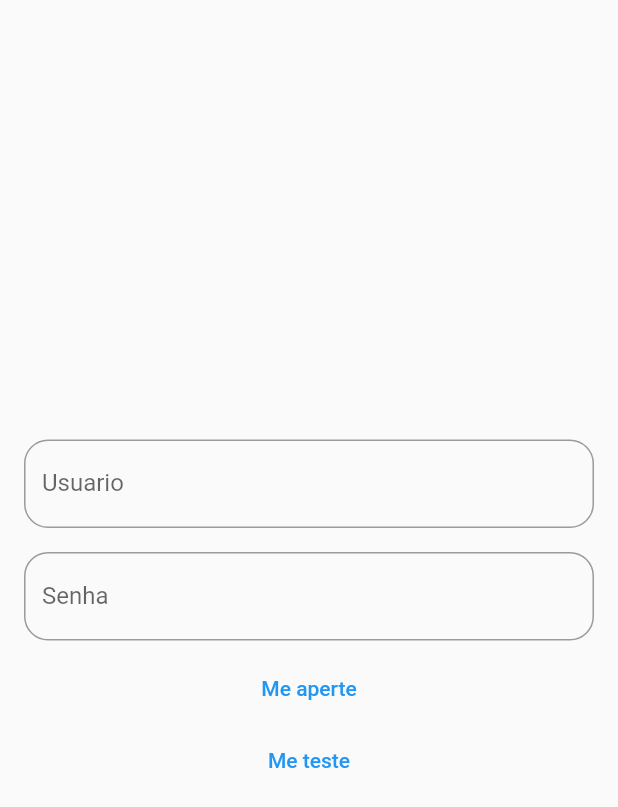
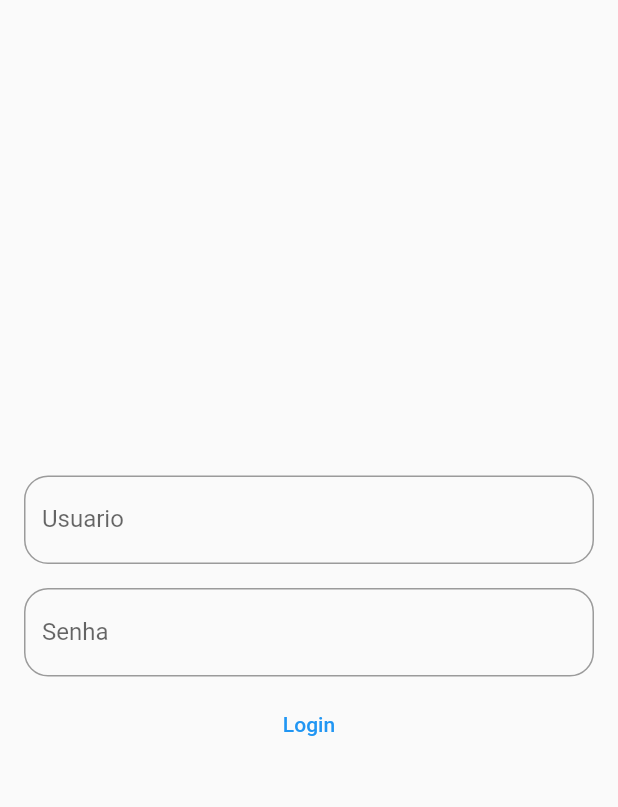
Before and after one commit to ElexandroTorres/Movie-App-Flutter, a Flutter app: the screen it shows after launch, on a phone screen of 412 x 824 dp. Shown: the top 807 px of the screen. Run offline on Flutter 3.47's test engine with Material 2 defaults, Android fonts, the phone set to English and light mode, and no system bars.

Commit message:
login page simple refactory

```diff
--- a/lib/app/login/ui/login_page.dart
+++ b/lib/app/login/ui/login_page.dart
@@ -14,9 +14,6 @@ class _LoginPageState extends State<LoginPage> {
 
   String? _userName;
   String? _userPassword;
-
-  //começar a brincar.
-  LoginViewModel _loginViewModel = LoginViewModel();
 
   @override
   void initState() {
@@ -102,10 +99,10 @@ class _LoginPageState extends State<LoginPage> {
                 obscureText: true,
               ),
               const SizedBox(height: 8.0),
-              provider.loginStatus == LoginStatus.loading
-                  ? Text('teste')
-                  : TextButton(
-                      onPressed: () {
+              TextButton(
+                onPressed: provider.loginStatus == LoginStatus.loading
+                    ? null
+                    : () {
                         bool isValid = _formKey.currentState!.validate();
                         if (!isValid) {
                           return;
@@ -113,22 +110,9 @@ class _LoginPageState extends State<LoginPage> {
 
                         _formKey.currentState!.save();
 
-                        print('email: $_userName');
-                        print('email: $_userPassword');
-
-                        //_loginViewModel.login(_userName!, _userPassword!);
                         provider.login(_userName!, _userPassword!);
-                        //print('Resultado: ${_loginViewModel.loginStatus}');
                       },
-                      child: Text('Me aperte'),
-                    ),
-              //botão de teste
-
-              TextButton(
-                onPressed: () {
-                  print('Resultado: ${_loginViewModel.loginStatus}');
-                },
-                child: Text('Me teste'),
+                child: Text('Login'),
               ),
             ],
           ),
--- a/lib/app/login/viewmodel/login_viewmodel.dart
+++ b/lib/app/login/viewmodel/login_viewmodel.dart
@@ -12,18 +12,22 @@ class LoginViewModel extends ChangeNotifier {
   Future<void> login(String userName, String password) async {
     try {
       loginStatus = LoginStatus.loading;
+      print(loginStatus.toString());
       notifyListeners();
       tokenRequest = await loginRepository.getTokenRequest();
       if (tokenRequest.success!) {
         tokenRequest = await loginRepository.login(userName, password);
         loginStatus = LoginStatus.success;
+        print(loginStatus.toString());
         notifyListeners();
       }
     } on NoInternetException catch (_) {
       loginStatus = LoginStatus.internetError;
+      print(loginStatus.toString());
       notifyListeners();
     } on FailToLoginException catch (_) {
       loginStatus = LoginStatus.loginError;
+      print(loginStatus.toString());
       notifyListeners();
     }
   }
```
